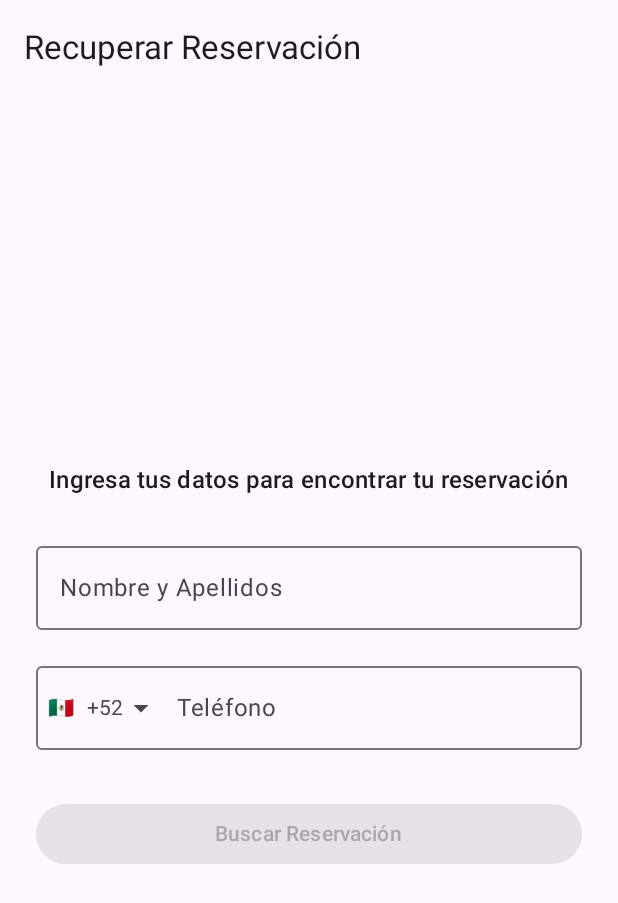
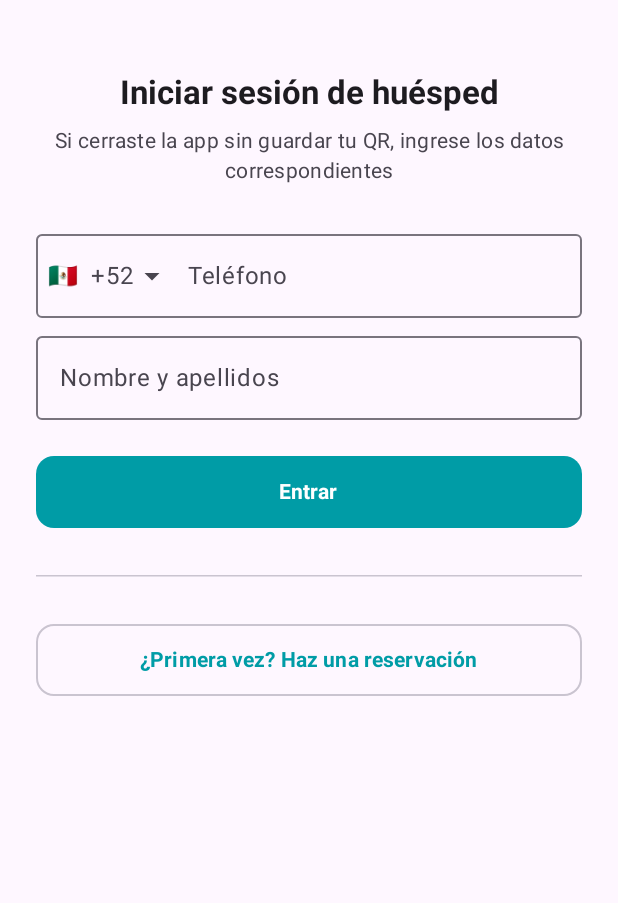
Before and after one commit to diegoe-villasana/caritasOficial, an Android app built with Jetpack Compose: the @Preview function CheckReservationScreenPreview, on a phone screen of 412 x 824 dp. Shown: the top 903 px of the screen. Run offline under Robolectric (Android 15) with nearby library versions, the phone set to English and light mode, and no system bars.

Commit message:
Design finished for CheckReservationScreen

```diff
--- a/app/src/main/java/com/example/template2025/MainActivity.kt
+++ b/app/src/main/java/com/example/template2025/MainActivity.kt
@@ -61,16 +61,16 @@ fun AppRoot(modifier: Modifier = Modifier) {
     val vm: AppViewModel = viewModel()
     val nav = rememberNavController()
 
-    NavHost(navController = nav, startDestination = Route.Guest.route) {
+    NavHost(navController = nav, startDestination = Route.CheckReservation.route) {
         composable(Route.Splash.route) {
             SplashScreen(
                 vm = vm,
                 nav = nav
             )
         }
-       // composable(Route.Guest.route) {
-         //   GuestScreen(navController = nav)
-        //}
+        composable(Route.Guest.route) {
+            GuestScreen(navController = nav)
+        }
         composable(Route.CheckReservation.route) {
             CheckReservationScreen(navController = nav)
         }
--- a/app/src/main/java/com/example/template2025/screens/CheckReservationScreen.kt
+++ b/app/src/main/java/com/example/template2025/screens/CheckReservationScreen.kt
@@ -1,7 +1,9 @@
 package com.example.template2025.screens
 
+import android.text.InputFilter
 import androidx.compose.animation.core.copy
 import androidx.compose.foundation.layout.Arrangement
+import androidx.compose.foundation.layout.Box
 import androidx.compose.foundation.layout.Column
 import androidx.compose.foundation.layout.Spacer
 import androidx.compose.foundation.layout.fillMaxSize
@@ -9,10 +11,16 @@ import androidx.compose.foundation.layout.fillMaxWidth
 import androidx.compose.foundation.layout.height
 import androidx.compose.foundation.layout.padding
 import androidx.compose.foundation.layout.size
+import androidx.compose.foundation.lazy.LazyColumn
+import androidx.compose.foundation.shape.CircleShape
 import androidx.compose.material3.Button
+import androidx.compose.material3.ButtonDefaults
 import androidx.compose.material3.CircularProgressIndicator
+import androidx.compose.material3.Divider
 import androidx.compose.material3.ExperimentalMaterial3Api
+import androidx.compose.material3.HorizontalDivider
 import androidx.compose.material3.MaterialTheme
+import androidx.compose.material3.OutlinedButton
 import androidx.compose.material3.OutlinedTextField
 import androidx.compose.material3.Scaffold
 import androidx.compose.material3.Text
@@ -21,6 +29,11 @@ import androidx.compose.runtime.Composable
 import androidx.compose.runtime.LaunchedEffect
 import androidx.compose.ui.Alignment
 import androidx.compose.ui.Modifier
+import androidx.compose.ui.draw.clip
+import androidx.compose.ui.focus.focusModifier
+import androidx.compose.ui.graphics.Color
+import androidx.compose.ui.text.font.FontWeight
+import androidx.compose.ui.text.style.TextAlign
 import androidx.compose.ui.tooling.preview.Preview
 import androidx.compose.ui.unit.dp
 import androidx.lifecycle.viewmodel.compose.viewModel
@@ -39,7 +52,8 @@ fun CheckReservationScreen(
 ) {
     val formState = viewModel.formState
     val searchState = viewModel.searchState
-    val onFormChange: (CheckReservationFormState) -> Unit = { newState -> viewModel.onFormStateChange(newState) }
+    val onFormChange: (CheckReservationFormState) -> Unit =
+        { newState -> viewModel.onFormStateChange(newState) }
     // Manejo de la lógica de navegación
     LaunchedEffect(searchState) {
         if (searchState is CheckReservationUiState.Success) {
@@ -48,7 +62,8 @@ fun CheckReservationScreen(
                 // Caso 1A: QR pendiente, mostrar QR
                 "pendiente", "confirmada" -> {
                     val encodedUrl = URLEncoder.encode(response.qrCodeUrl, "UTF-8")
-                    navController.navigate("qr/$encodedUrl") { popUpTo(Route.CheckReservation.route) { inclusive = true }
+                    navController.navigate("qr/$encodedUrl") {
+                        popUpTo(Route.CheckReservation.route) { inclusive = true }
                     }
                 }
                 // Caso 1B: QR ya usado, ir a servicios
@@ -69,69 +84,137 @@ fun CheckReservationScreen(
     }
 
     Scaffold(
-        topBar = {
-            TopAppBar(title = { Text("Recuperar Reservación") })
+        containerColor = MaterialTheme.colorScheme.surface
+    ) { padding ->
+        // Usamos LazyColumn en lugar de Column para toda la pantalla
+        LazyColumn(
+            modifier = Modifier
+                .padding(padding)
+                .fillMaxSize(),
+            // Centramos horizontalmente los items por defecto, pero podemos sobreescribirlo
+            horizontalAlignment = Alignment.CenterHorizontally
+        ) {
+
+            // --- ITEM 1: ENCABEZADO ---
+            item {
+                // Spacer para dar espacio superior
+                Spacer(Modifier.height(48.dp))
+                // Título y subtítulo ya están centrados por el horizontalAlignment de LazyColumn
+                Text(
+                    text = "Iniciar sesión de huésped",
+                    style = MaterialTheme.typography.titleLarge,
+                    fontWeight = FontWeight.Bold,
+                    color = MaterialTheme.colorScheme.onSurface
+                )
+                Spacer(Modifier.height(8.dp))
+                Text(
+                    text = "Si cerraste la app sin guardar tu QR, ingrese los datos correspondientes",
+                    style = MaterialTheme.typography.bodyMedium,
+                    color = MaterialTheme.colorScheme.onSurfaceVariant,
+                    textAlign = TextAlign.Center,
+                    modifier = Modifier.padding(horizontal = 24.dp) // Padding para que el texto no toque los bordes si es largo
+                )
+                Spacer(Modifier.height(24.dp))
             }
-    ) { padding ->
+
+            // --- ITEM 2: FORMULARIO ---
+            item {
+                // Este Column agrupa los campos del formulario para alinearlos a la izquierda
                 Column(
                     modifier = Modifier
-                .padding(padding)
-                .padding(horizontal = 24.dp)
-                .fillMaxSize(),
-            horizontalAlignment = Alignment.CenterHorizontally,
-            verticalArrangement = Arrangement.Center
+                        .fillMaxWidth()
+                        .padding(horizontal = 24.dp) // Padding horizontal para los campos
                 ) {
-            Text(
-                "Ingresa tus datos para encontrar tu reservación",
-                style = MaterialTheme.typography.titleMedium
-            )
-            Spacer(Modifier.height(24.dp))
-
-            OutlinedTextField(
-                value = formState.fullName,
-                onValueChange = { onFormChange(formState.copy(fullName = it)) },
-                label = { Text("Nombre y Apellidos") },
-                modifier = Modifier.fillMaxWidth()
-            )
-            Spacer(Modifier.height(16.dp))
-
-            // --- CORRECCIÓN 6: Usar el PhoneField importado ---
+                    // Campo teléfono
                     PhoneField(
                         phone = formState.phone,
                         onPhoneChange = { onFormChange(formState.copy(phone = it)) },
                         selectedCountry = formState.country,
-                onCountryChange = { onFormChange(formState.copy(country = it)) },
+                        onCountryChange = { onFormChange(formState.copy(country = it)) }
                     )
-            Spacer(Modifier.height(32.dp))
+                    Spacer(Modifier.height(4.dp))
 
+                    // Campo nombre
+                    OutlinedTextField(
+                        value = formState.fullName,
+                        onValueChange = { onFormChange(formState.copy(fullName = it)) },
+                        label = { Text("Nombre y apellidos") },
+                        modifier = Modifier.fillMaxWidth(),
+                        singleLine = true
+                    )
+                }
+            }
+
+            // --- ITEM 3: BOTÓN PRINCIPAL Y PIE DE PÁGINA ---
+            item {
+                Spacer(Modifier.height(24.dp))
+                // Botón principal
                 Button(
                     onClick = { viewModel.checkReservation() },
-                enabled = formState.fullName.isNotBlank() && formState.phone.isNotBlank() && searchState !is CheckReservationUiState.Loading,
-                modifier = Modifier.fillMaxWidth()
+                    modifier = Modifier
+                        .fillMaxWidth()
+                        .padding(horizontal = 24.dp) // Padding
+                        .height(48.dp),
+                    shape = MaterialTheme.shapes.medium,
+                    //enabled = formState.fullName.isNotBlank() && formState.phone.isNotBlank() && searchState !is CheckReservationUiState.Loading,
+                    colors = ButtonDefaults.buttonColors(
+                        containerColor = Color(0,156, 166), // Color de fondo personalizado (un verde azulado oscuro)
+                        contentColor = Color.White)
                 ) {
                     if (searchState is CheckReservationUiState.Loading) {
                         CircularProgressIndicator(
                             modifier = Modifier.size(24.dp),
-                        color = MaterialTheme.colorScheme.onPrimary
+                            color = MaterialTheme.colorScheme.onPrimary,
+                            strokeWidth = 2.dp
                         )
                     } else {
-                    Text("Buscar Reservación")
+                        Text("Entrar", fontWeight = FontWeight.Bold)
+                    }
+                }
+
+                // Separador con círculo
+                Box(
+                    contentAlignment = Alignment.Center,
+                    modifier = Modifier
+                        .fillMaxWidth()
+                        .padding(vertical = 24.dp, horizontal = 24.dp)
+                ) {
+                    HorizontalDivider(color = MaterialTheme.colorScheme.outlineVariant)
+                    Box(
+                        modifier = Modifier
+                            .size(16.dp)
+                            .clip(CircleShape)
+                    )
+                }
+
+                // Botón secundario
+                OutlinedButton(
+                    onClick = { navController.navigate(Route.Guest.route) },
+                    modifier = Modifier
+                        .fillMaxWidth()
+                        .padding(horizontal = 24.dp) // Padding
+                        .height(48.dp),
+                    shape = MaterialTheme.shapes.medium,
+                    colors = ButtonDefaults.outlinedButtonColors(contentColor = MaterialTheme.colorScheme.primary)
+                ) {
+                    Text("¿Primera vez? Haz una reservación", fontWeight = FontWeight.Bold,color = Color(0,156,166))
+                }
+                Spacer(Modifier.height(24.dp))
             }
         }
     }
 }
-}
-@Preview(
-    showBackground = true, // Muestra un fondo blanco para el componente
-    device = "id:pixel_6"  // Simula el tamaño de un dispositivo específico (opcional pero útil)
 
-)
 
+
+
+@Preview(showBackground = true, device = "id:pixel_6")
 @Composable
 private fun CheckReservationScreenPreview() {
-    val fakeNavController = NavController(androidx.compose.ui.platform.LocalContext.current)
+    MaterialTheme { // Envuelve en un tema para que los colores funcionen
         CheckReservationScreen(
-        navController = fakeNavController,
-        //viewModel = CheckReservationViewModel() // Creamos una instancia directa
+            navController = NavController(androidx.compose.ui.platform.LocalContext.current),
+            //viewModel = CheckReservationViewModel() // Crea una instancia directa para el preview
         )
     }
+}
```
Lines whose indentation alone changed are shown as unchanged.
